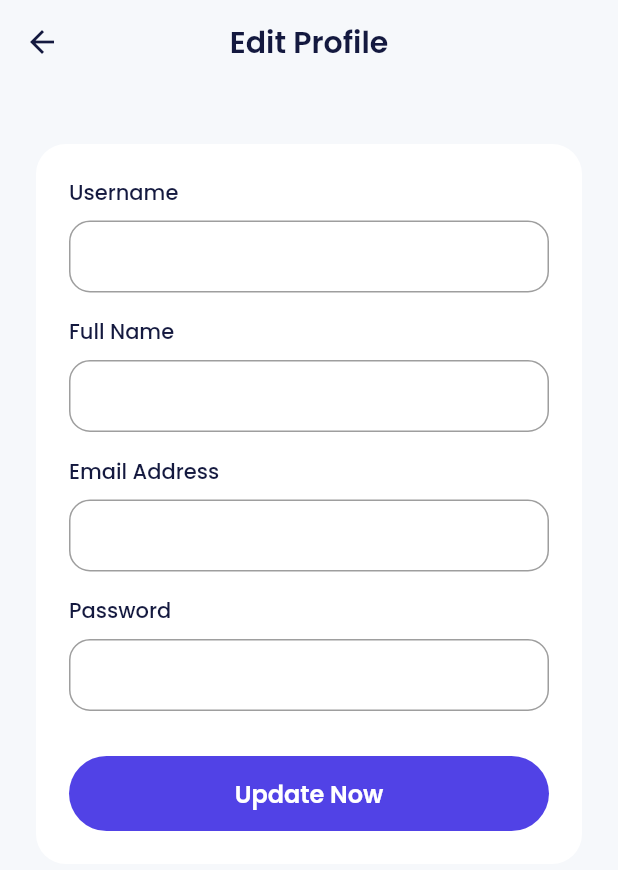
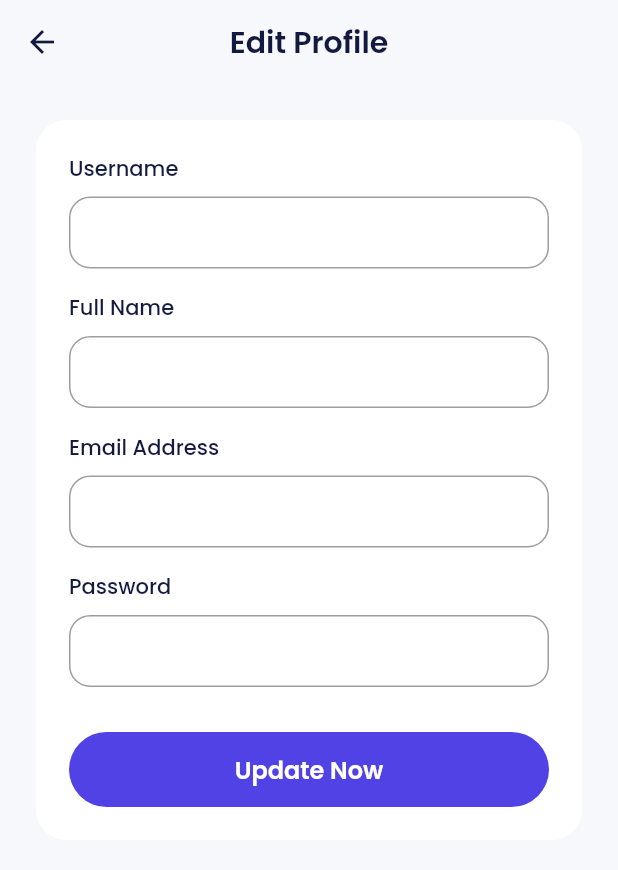
Before and after one commit to alecgun/bank_sha, a Flutter app: the EditProfilePage screen opened by its route, on a phone screen of 412 x 824 dp. Shown: the top 870 px of the screen. Run offline on Flutter 3.47's test engine with Material 2 defaults, Android fonts, the phone set to English and light mode, and no system bars; our stand-ins replace carousel_slider, google_fonts.

Commit message:
remove sizedbox between appbar and main container

```diff
--- a/lib/ui/pages/edit-profile_page.dart
+++ b/lib/ui/pages/edit-profile_page.dart
@@ -27,9 +27,6 @@ class EditProfilePage extends StatelessWidget {
       ),
       body: ListView(
         children: [
-          SizedBox(
-            height: 16,
-          ),
           Container(
             width: double.infinity,
             margin: EdgeInsets.all(24),
```
